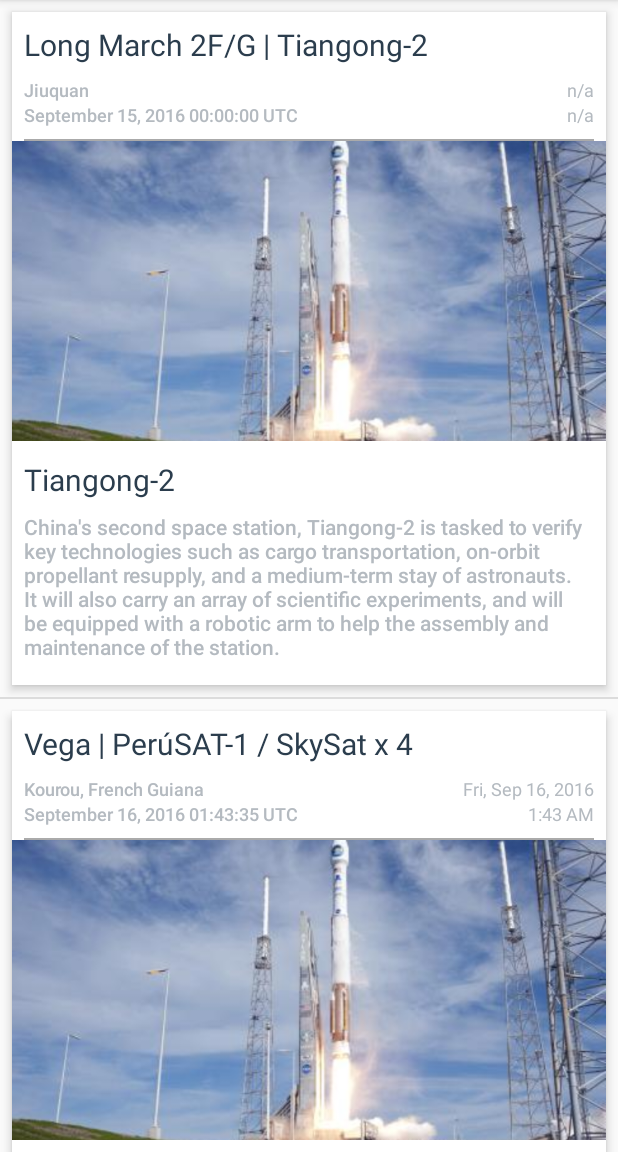
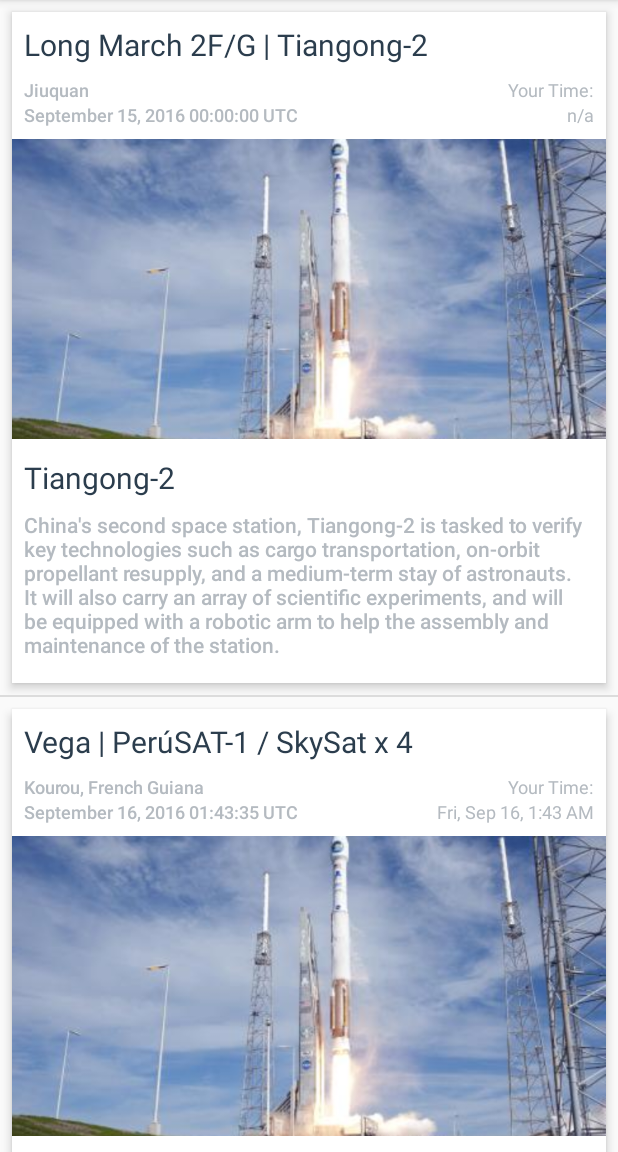
Before and after one commit to aaronoe/space_launch_manifest, an Android app: the screen it shows after launch (MainActivity), on a phone screen of 412 x 824 dp, the part 84-1236 px from its top. Run offline under Robolectric (Android 15) with nearby library versions, the phone set to English and light mode, and no system bars.

Commit message:
Added new QueryTools class which contains methods to take an URL of a JSON response, parses it and fetches the right items to return a list of launch items

```diff
--- a/app/src/main/java/com/example/android/spacelaunchmanifest/LaunchArrayAdapter.java
+++ b/app/src/main/java/com/example/android/spacelaunchmanifest/LaunchArrayAdapter.java
@@ -52,7 +52,7 @@
      * @return a formatted time like "8:30 pm"
      */
     private String formatTime(Date timeObject){
-        SimpleDateFormat dateFormatter = new SimpleDateFormat("h:mm a");
+        SimpleDateFormat dateFormatter = new SimpleDateFormat("E, LLL dd, h:mm a");
         return dateFormatter.format(timeObject);
     }
 
@@ -103,7 +103,6 @@
         // --------- Implement Date and Time ----------
 
         // get strings for the date and time
-        String dateToDisplay = "n/a";
         String timeToDisplay = "n/a";
         long currentDate = currentLaunchItem.getmNetLaunchDate();
         if (currentDate != 0){
@@ -111,17 +110,10 @@
             currentDate *= 1000;
             Date dateObject = new Date(currentDate);
 
-            dateToDisplay = formatDate(dateObject);
-
             timeToDisplay = formatTime(dateObject);
         }
 
 
-        // find correct TextView for location
-        TextView dateTextView = (TextView) listItemView.findViewById(R.id.date);
-        // Get the version name from the current AndroidFlavor object and
-        // set this text on the name TextView
-        dateTextView.setText(dateToDisplay);
 
         // find correct TextView for location
         TextView timeTextView = (TextView) listItemView.findViewById(R.id.time);
--- a/app/src/main/java/com/example/android/spacelaunchmanifest/LaunchItem.java
+++ b/app/src/main/java/com/example/android/spacelaunchmanifest/LaunchItem.java
@@ -27,6 +27,9 @@
     // Mission description
     private String mMissionDescription;
 
+    // rocket image url
+    private String mRocketImageUrl;
+
     /**
      * Public constructor method of the LaunchItem Class
       * @param launchName Title of the launch
@@ -36,7 +39,7 @@
      * @param missionDescription Description of the mission
      */
     public LaunchItem(String launchName, long netLaunchDate, String textLaunchDate, String launchLocation,
-                      String missionTitle, String missionDescription, String mediaUrl){
+                      String missionTitle, String missionDescription, String mediaUrl, String rocketImageUrl){
         mLaunchName = launchName;
         mNetLaunchDate = netLaunchDate;
         mTextLaunchDate = textLaunchDate;
@@ -44,6 +47,7 @@
         mMissionName = missionTitle;
         mMissionDescription = missionDescription;
         mMediaUrl = mediaUrl;
+        mRocketImageUrl = rocketImageUrl;
     }
 
     /**
@@ -101,4 +105,13 @@
     public String getmLaunchLocation() {
         return mLaunchLocation;
     }
+
+    /**
+     *
+     * @return the image url for this rocket
+     */
+    public String getmRocketImageUrl() {
+        return mRocketImageUrl;
+    }
+
 }
--- a/app/src/main/java/com/example/android/spacelaunchmanifest/MainActivity.java
+++ b/app/src/main/java/com/example/android/spacelaunchmanifest/MainActivity.java
@@ -26,7 +26,7 @@
         setContentView(R.layout.activity_main);
 
 
-        List<LaunchItem> testLaunches = extractFeatureFromJson(SAMPLE_JSON);
+        List<LaunchItem> testLaunches = QueryTools.extractFeatureFromJson(SAMPLE_JSON);
 
         // Find a reference to the {@link ListView} in the layout
         ListView launchListView = (ListView) findViewById(R.id.list);
@@ -41,94 +41,5 @@
 
     }
 
-    /**
-     * Return a list of {@link LaunchItem} objects that has been built up from
-     * parsing a JSON response.
-     */
-    private static List<LaunchItem> extractFeatureFromJson(String launchesJson) {
-        // If the JSON string is empty or null, then return early.
-        if (TextUtils.isEmpty(launchesJson)) {
-            return null;
-        }
 
-        // Create an empty ArrayList that we can start adding launches to
-        List<LaunchItem> launches = new ArrayList<>();
-
-        // Try to parse the JSON response string. If there's a problem with the way the JSON
-        // is formatted, a JSONException exception object will be thrown.
-        // Catch the exception so the app doesn't crash, and print the error message to the logs.
-        try {
-
-            // Create a JSONObject from the JSON response string
-            JSONObject baseJsonResponse = new JSONObject(launchesJson);
-
-            // Extract the JSONArray associated with the key called "launches",
-            // which represents a list of launches
-            JSONArray baseLaunchList = baseJsonResponse.getJSONArray("launches");
-
-
-            // For each earthquake in the earthquakeArray, create an {@link Earthquake} object
-            for (int i = 0; i < baseLaunchList.length(); i++) {
-
-                // Get a single earthquake at position i within the list of launches
-                JSONObject currentLaunch = baseLaunchList.getJSONObject(i);
-
-                // get the name of the current launch, e.g.:
-                // "Atlas V 401 | WorldView-4"
-                String launchName = currentLaunch.getString("name");
-
-                // get the unix epoch time stamp in seconds for the launch, e.g.:
-                // 1474050600
-                long netTimeStamp = currentLaunch.getLong("netstamp");
-
-                // Time Stamp as a predefined string
-                String textTimeStamp = currentLaunch.getString("net");
-
-                // get object which contains information about the location
-                JSONObject locationObject = currentLaunch.getJSONObject("location");
-                // get string which contains the location name, e.g.:
-                // "Vandenberg AFB, CA, USA"
-                String locationName = locationObject.getString("name");
-
-                // get the array which contains information about the mission
-                JSONArray missionsArray = currentLaunch.getJSONArray("missions");
-                // get the first mission object in the array
-                JSONObject firstMission = missionsArray.getJSONObject(0);
-                // get the first mission's name, e.g.:
-                // "WorldView-4"
-                String missionName = firstMission.getString("name");
-                // get the first mission's description, e.g.:
-                // "WorldView-4 is a commercial Earth observation satellite to be launched into sun-synchronious orbit.
-                // Satellite will provide high-resolution imagery in panchromatic and multispectral modes."
-                String missionDescription = firstMission.getString("description");
-
-                // get the JSONArray containing media URLs
-                JSONArray mediaArray = currentLaunch.getJSONArray("vidURLs");
-                // get the first media link as a string, e.g.:
-                // "http:\/\/www.ulalaunch.com\/webcast"
-                String firstMediaLink = "";
-                if (mediaArray.length() > 0) {
-                    firstMediaLink = mediaArray.getString(0);
-                }
-
-
-                // Create a new {@link LaunchItem} object with the launch-name, timestamp, location
-                // mission name and description, and media url from the JSON response.
-                LaunchItem launch = new LaunchItem(launchName, netTimeStamp, textTimeStamp, locationName,
-                        missionName, missionDescription, firstMediaLink);
-
-                // Add the new {@link LaunchItem} to the list of launches.
-                launches.add(launch);
-            }
-
-        } catch (JSONException e) {
-            // If an error is thrown when executing any of the above statements in the "try" block,
-            // catch the exception here, so the app doesn't crash. Print a log message
-            // with the message from the exception.
-            Log.e("QueryUtils", "Problem parsing the earthquake JSON results", e);
-        }
-
-        // Return the list of launches
-        return launches;
-    }
 }
--- a/app/src/main/res/layout/launch_list_item.xml
+++ b/app/src/main/res/layout/launch_list_item.xml
@@ -75,7 +75,7 @@
                 android:layout_gravity="end"
                 android:textColor="@color/textColorLaunchDetails"
                 android:textSize="12sp"
-                tools:text="Your Time:" />
+                android:text="Your Time:" />
 
             <TextView
                 android:id="@+id/time"
@@ -90,14 +90,6 @@
 
     </LinearLayout>
 
-
-    <View
-        android:layout_width="match_parent"
-        android:layout_height="1dp"
-        android:layout_marginLeft="8dp"
-        android:layout_marginRight="8dp"
-        android:background="@android:color/darker_gray">
-    </View>
 
     <ImageView
         android:layout_width="match_parent"
```
Also changed, not shown: app/src/main/java/com/example/android/spacelaunchmanifest/QueryTools.java (added, +235 -0 lines).
